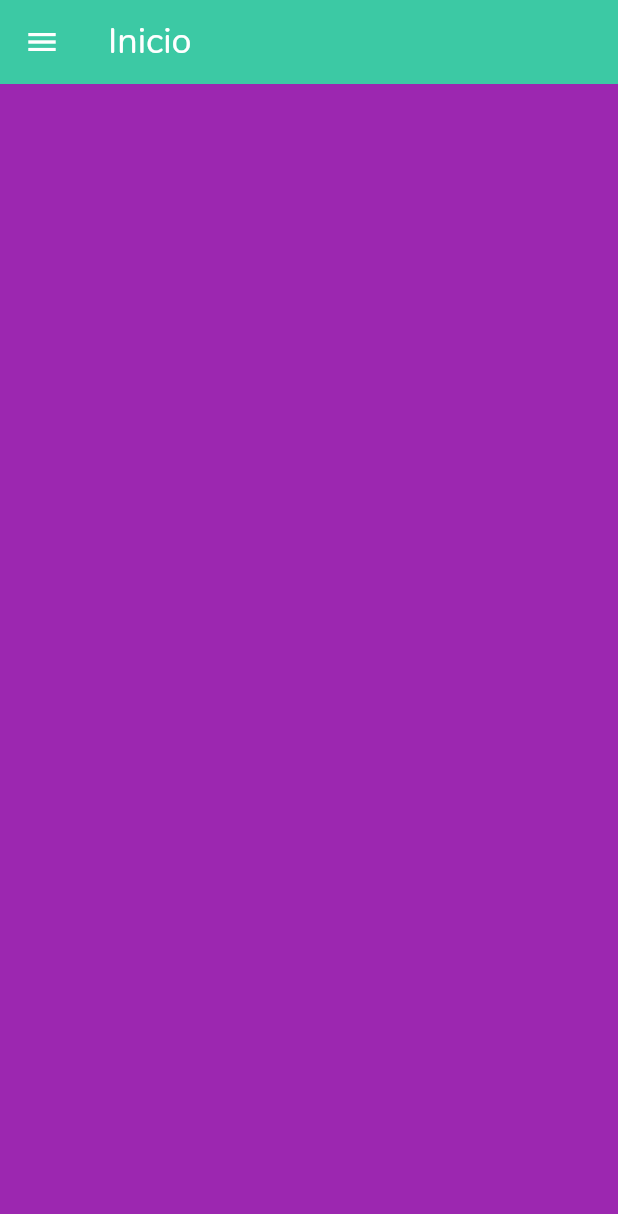
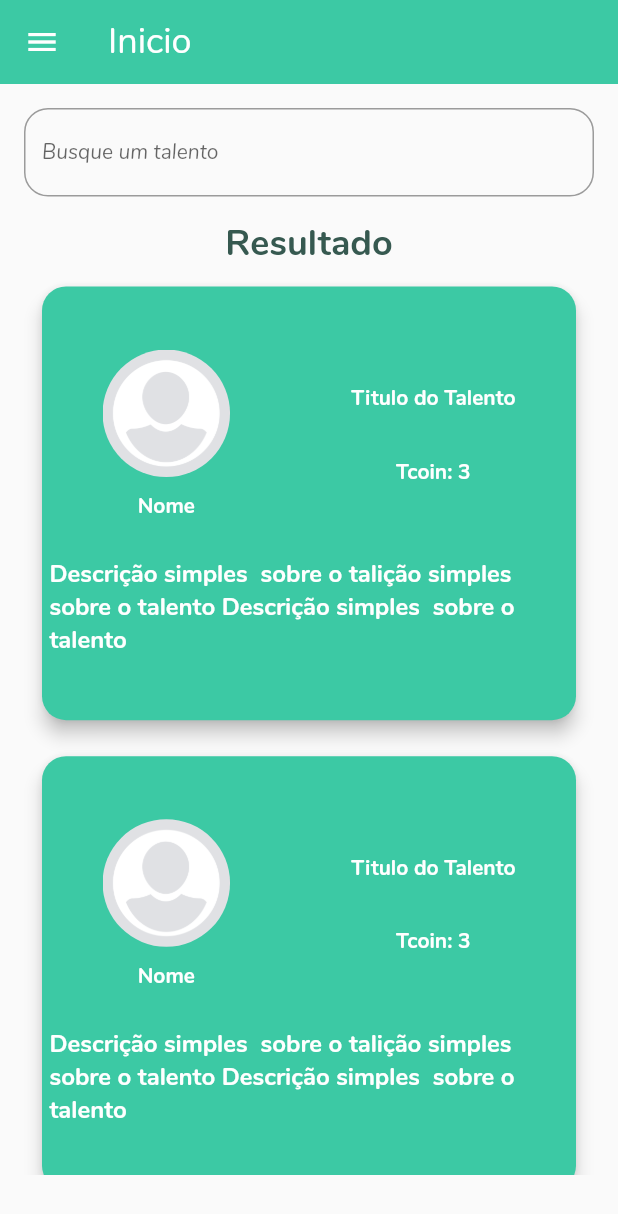
Before and after one commit to Deivid1071/trocatealentoapp, a Flutter app: the HomeScreen screen opened directly, on a phone screen of 412 x 824 dp. Shown: the top 1214 px of the screen. Run offline on Flutter 3.47's test engine with Material 2 defaults, Android fonts, the phone set to English and light mode, and no system bars; our stand-ins replace flutter_mobx, mobx; accounts and stored records are empty; generated files the repository leaves out were written again.

Commit message:
Layout da tela de busca

```diff
--- a/lib/screens/home/home_screen.dart
+++ b/lib/screens/home/home_screen.dart
@@ -2,6 +2,7 @@ import 'package:flutter/material.dart';
 import 'package:trocatalentos_app/model/user.dart';
 import 'package:trocatalentos_app/screens/configscreens/config_screen.dart';
 import 'package:trocatalentos_app/screens/schedules/schedules_screen.dart';
+import 'package:trocatalentos_app/screens/search_talent_screen/dart/search_talent_screen.dart';
 import 'package:trocatalentos_app/widgets/custom_drawer.dart';
 import 'package:trocatalentos_app/widgets/customappbar.dart';
 
@@ -18,7 +19,7 @@ class HomeScreen extends StatelessWidget {
       children: <Widget>[
         Scaffold(
           appBar: CustomAppBar(title: 'Inicio',).build(context),
-          body: Container(color: Colors.purple,),
+          body: SearchTalentScreen(),
           drawer: CustomDrawer(_pageController),
 
         ),
--- /dev/null
+++ b/lib/screens/search_talent_screen/dart/search_talent_screen.dart
@@ -0,0 +1,84 @@
+import 'package:flutter/cupertino.dart';
+import 'package:flutter/material.dart';
+import 'package:trocatalentos_app/widgets/tiles/talent_tile.dart';
+
+class SearchTalentScreen extends StatefulWidget {
+  @override
+  _SearchTalentScreenState createState() => _SearchTalentScreenState();
+}
+
+class _SearchTalentScreenState extends State<SearchTalentScreen> {
+  TextEditingController _searchController;
+
+  @override
+  void initState() {
+    _searchController = TextEditingController();
+    super.initState();
+  }
+
+  @override
+  Widget build(BuildContext context) {
+    return SingleChildScrollView(
+      physics: NeverScrollableScrollPhysics(),
+      child: GestureDetector(
+        onTap: (){
+          FocusScope.of(context).requestFocus(new FocusNode());
+        },
+        child: Container(
+          padding: EdgeInsets.all(16),
+          child: Column(
+            children: [
+              TextField(
+                style: TextStyle(
+                  fontSize: 14,
+                  fontFamily: 'Nunito',
+                ),
+                controller: _searchController,
+                decoration: InputDecoration(
+                  hintText: 'Busque um talento',
+                  hintStyle: TextStyle(
+                    fontSize: 14,
+                    fontFamily: 'Nunito',
+                    fontStyle: FontStyle.italic,
+                  ),
+                  border: OutlineInputBorder(
+                    borderRadius: BorderRadius.circular(16),
+                  ),
+                ),
+              ),
+              SizedBox(
+                height: 15,
+              ),
+              _buildListSchedule('Resultado'),
+            ],
+          ),
+        ),
+      ),
+    );
+  }
+
+  _buildListSchedule(String title) {
+    return Column(
+      children: [
+        Text(
+          title,
+          style: TextStyle(
+              color: Color(0xFF365950),
+              fontFamily: 'Nunito',
+              fontWeight: FontWeight.bold,
+              fontSize: 24),
+        ),
+        Container(
+          height: MediaQuery.of(context).size.height-220,
+          child: ListView.builder(
+            //physics: NeverScrollableScrollPhysics(),
+              itemCount: 4,
+              shrinkWrap: true,
+              itemBuilder: (context, index) {
+                return TalentTile();
+              }),
+        ),
+      ],
+    );
+  }
+}
--- a/lib/widgets/tiles/invitetile.dart
+++ b/lib/widgets/tiles/invitetile.dart
@@ -19,6 +19,10 @@ class _InviteTileState extends State<InviteTile> {
           borderRadius: BorderRadius.circular(16.0),
         ),
         color: Color(0xFF3CC9A4),
+        child: InkWell(
+          onTap: (){
+            print('Clicked');
+          },
           child: Column(
             mainAxisAlignment: MainAxisAlignment.spaceAround,
             children: [
@@ -52,6 +56,7 @@ class _InviteTileState extends State<InviteTile> {
             ],
           ),
         ),
+      ),
     );
   }
 }
--- /dev/null
+++ b/lib/widgets/tiles/talent_tile.dart
@@ -0,0 +1,98 @@
+import 'package:flutter/cupertino.dart';
+import 'package:flutter/material.dart';
+
+class TalentTile extends StatefulWidget {
+  @override
+  _TalentTileState createState() => _TalentTileState();
+}
+
+class _TalentTileState extends State<TalentTile> {
+  @override
+  Widget build(BuildContext context) {
+    return Container(
+      height: MediaQuery.of(context).size.height*0.38,
+      width: MediaQuery.of(context).size.width*0.7,
+      padding: EdgeInsets.all(8),
+      child: Card(
+        elevation: 5,
+        shape: RoundedRectangleBorder(
+          borderRadius: BorderRadius.circular(16.0),
+        ),
+        color: Color(0xFF3CC9A4),
+        child: InkWell(
+          onTap: (){
+            print('Clicked');
+          },
+          child: Column(
+            mainAxisAlignment: MainAxisAlignment.center,
+            children: [
+              Column(
+                children: [
+                  Row(
+                    mainAxisAlignment: MainAxisAlignment.spaceAround,
+                    children: [
+                      Column(
+                        children: [
+                          Container(
+
+                            margin: EdgeInsets.only(bottom: 10),
+                            height: 85,
+                            width: 85,
+                            child: ClipRRect(
+                                borderRadius: BorderRadius.circular(100),
+                                child: Image.asset(
+                                  'assets/images/avatar.png',
+                                  fit: BoxFit.cover,
+                                )),
+                          ),
+                          Text('Nome', style: TextStyle(
+                              fontSize: 14,
+                              fontFamily: 'Nunito',
+                              color: Colors.white,
+                              fontWeight: FontWeight.bold
+                          ),)
+                        ],
+                      ),
+                      Column(
+                        children: [
+                          Text('Titulo do Talento', style: TextStyle(
+                              fontSize: 14,
+                              fontFamily: 'Nunito',
+                              color: Colors.white,
+                              fontWeight: FontWeight.bold
+                          ),),
+                          SizedBox(
+                            height: 30,
+                          ),
+                          Text('Tcoin: 3', style: TextStyle(
+                              fontSize: 14,
+                              fontFamily: 'Nunito',
+                              color: Colors.white,
+                              fontWeight: FontWeight.bold
+                          ),)
+                        ],
+                      )
+                    ],
+                  ),
+
+                ],
+              ),
+              SizedBox(
+                height: 25,
+              ),
+              Container(
+                margin: EdgeInsets.symmetric(horizontal: 5),
+                child: Text('Descrição simples  sobre o talição simples  sobre o talento Descrição simples  sobre o talento', style: TextStyle(
+                    fontSize: 16,
+                    fontFamily: 'Nunito',
+                    color: Colors.white,
+                    fontWeight: FontWeight.bold
+                ),),
+              )
+            ],
+          ),
+        ),
+      ),
+    );
+  }
+}
```
Lines whose indentation alone changed are shown as unchanged.
